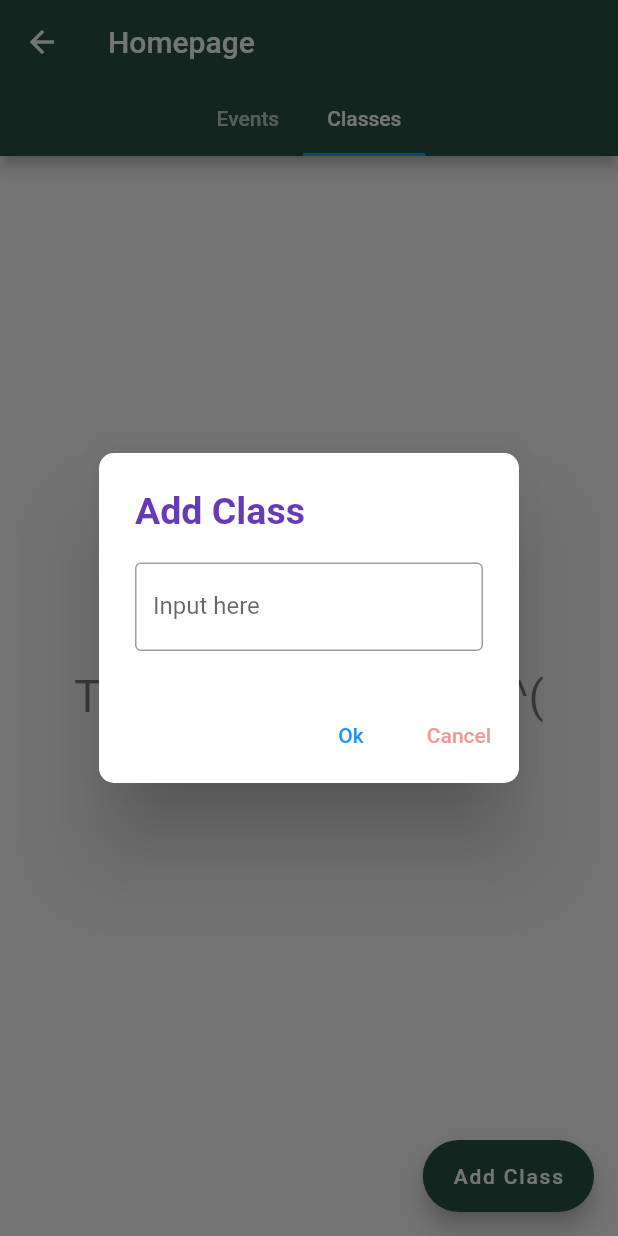
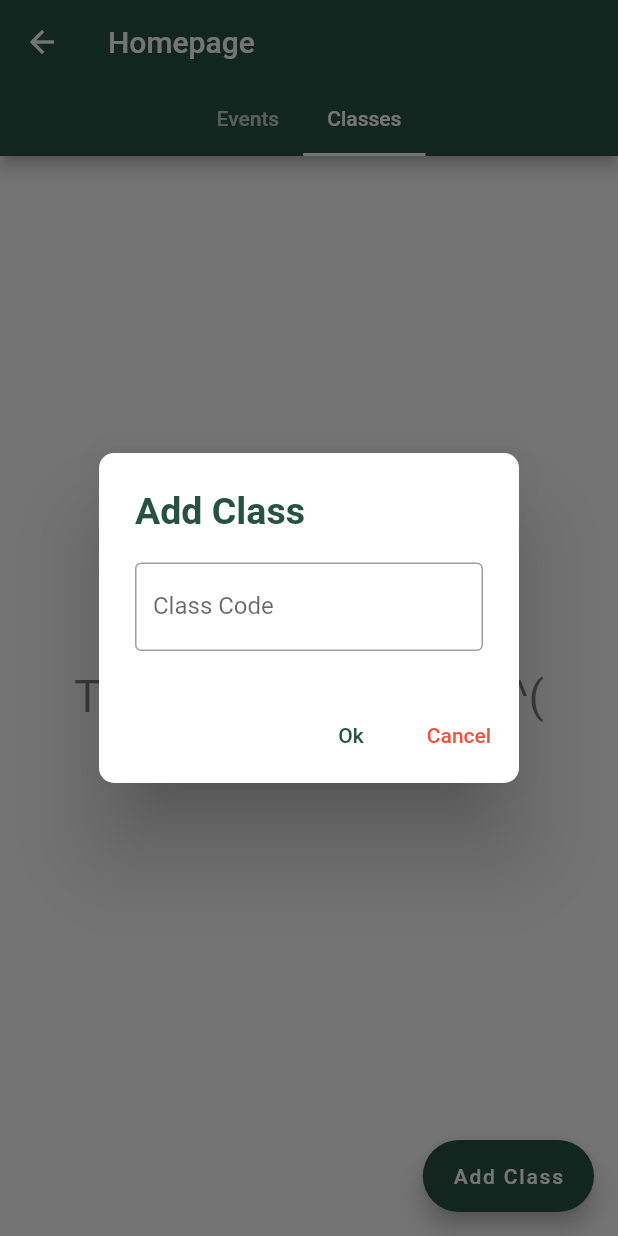
Before and after one commit to riqi3/JosenianCheck, a Flutter app: the Home screen opened directly, tab 2 chosen, after a tap on "Add Class", on a phone screen of 412 x 824 dp. Run offline on Flutter 3.47's test engine with Material 2 defaults, Android fonts, the phone set to English and light mode, and no system bars; our stand-ins replace camera, qr_flutter; missing offline and left inert: camera_platform_interface, flutter_barcode_scanner.

Commit message:
clean up

```diff
--- a/josenian_check/lib/pages/professor/home.dart
+++ b/josenian_check/lib/pages/professor/home.dart
@@ -50,6 +50,7 @@ class _HomeState extends State<Home> with SingleTickerProviderStateMixin {
           'Homepage',
         ),
         bottom: TabBar(
+          indicatorColor: Colors.white,
           controller: _controller,
           isScrollable: true,
           tabs: [
--- a/josenian_check/lib/pages/student/studenthome.dart
+++ b/josenian_check/lib/pages/student/studenthome.dart
@@ -50,6 +50,7 @@ class _StudentHomeState extends State<StudentHome> with SingleTickerProviderStat
           'Homepage',
         ),
         bottom: TabBar(
+          indicatorColor: Colors.white,
           controller: _controller,
           isScrollable: true,
           tabs: [
--- a/josenian_check/lib/widgets/classlistwidget.dart
+++ b/josenian_check/lib/widgets/classlistwidget.dart
@@ -102,14 +102,14 @@ Future<void> addClass(BuildContext context) async {
           style: TextStyle(
             fontSize: 25,
             fontWeight: FontWeight.bold,
-            color: Colors.deepPurple,
+            color: shadeBC1,
           ),
         ),
         content: TextField(
           controller: classNameController,
           decoration: const InputDecoration(
             border: OutlineInputBorder(),
-            labelText: 'Input here',
+            labelText: 'Class Code',
           ),
         ),
         actions: [
@@ -122,17 +122,22 @@ Future<void> addClass(BuildContext context) async {
                   Navigator.pop(context);
                 }
               }),
-              child: const Text("Ok")),
+              child: const Text(
+                "Ok",
+                style: TextStyle(
+                  color: shadeBC1,
+                ),
+              ),),
           TextButton(
             onPressed: (() {
               Navigator.pop(context);
             }),
             child: Text(
-              "Cancel",
-              style: TextStyle(
-                color: Colors.red[200],
+                "Cancel",
+                style: TextStyle(
+                  color: brandColor3,
+                ),
               ),
-            ),
           )
         ],
       );
--- a/josenian_check/lib/widgets/eventinfo.dart
+++ b/josenian_check/lib/widgets/eventinfo.dart
@@ -1,6 +1,4 @@
 import 'package:flutter/material.dart';
-import 'package:flutter/src/widgets/framework.dart';
-import 'package:flutter/src/widgets/placeholder.dart';
 import 'package:josenian_check/providers/classlistprovider.dart';
 import 'package:josenian_check/providers/eventprovider.dart';
 import 'package:provider/provider.dart';
--- a/josenian_check/pubspec.yaml
+++ b/josenian_check/pubspec.yaml
@@ -64,7 +64,9 @@ flutter:
   uses-material-design: true
 
   # To add assets to your application, add an assets section, like this:
-  # assets:
+  assets:
+
+    - assets/images/logo.png
 
   # An image asset can refer to one or more resolution-specific "variants", see
   # https://flutter.dev/assets-and-images/#resolution-aware
```
Also changed, not shown: josenian_check/lib/pages/login.dart (+13 -0 lines), josenian_check/lib/widgets/eventwidget.dart (+9 -3 lines), josenian_check/lib/widgets/rosterwidget.dart (+6 -1 lines), josenian_check/assets/images/logo.png (added).
